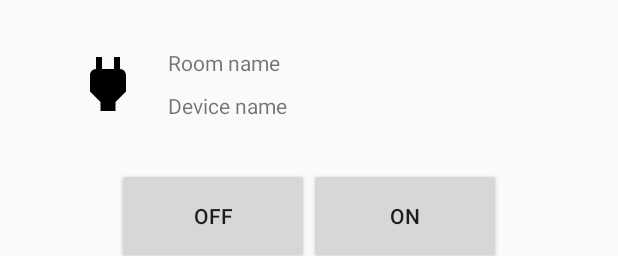
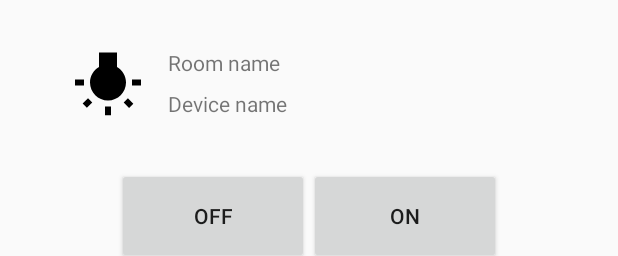
Before and after one commit to seanhodges/incandescent, an Android app: the layout activity_device_control.xml on its own in the app's theme, with its tools: preview values and no code run, on a phone screen of 412 x 824 dp. Shown: the top 256 px of the screen. Run offline under Robolectric (Android 15) with nearby library versions, the phone set to English and light mode, and no system bars; plain views replace Croller.

Commit message:
Hide the dimmer control for switches and show the device type icon on the control activity

```diff
--- a/feature/src/main/res/layout/activity_device_control.xml
+++ b/feature/src/main/res/layout/activity_device_control.xml
@@ -19,7 +19,7 @@
             android:layout_height="48dp"
             android:layout_marginStart="48dp"
             app:layout_constraintStart_toStartOf="parent"
-            app:srcCompat="@drawable/device_button_socket" />
+            app:srcCompat="@drawable/device_button_lightbulb" />
 
         <TextView
             android:id="@+id/room_info"
@@ -36,12 +36,11 @@
             android:layout_width="0dp"
             android:layout_height="wrap_content"
             android:layout_marginStart="16dp"
+            android:layout_marginTop="8dp"
             android:text="Device name"
-            app:layout_constraintBottom_toBottomOf="@id/device_image"
             app:layout_constraintEnd_toEndOf="parent"
             app:layout_constraintStart_toEndOf="@id/device_image"
-            app:layout_constraintTop_toBottomOf="@id/room_info"
-            app:layout_constraintVertical_bias="1.0" />
+            app:layout_constraintTop_toBottomOf="@id/room_info" />
 
     </androidx.constraintlayout.widget.ConstraintLayout>
 
```
Also changed, not shown: feature/src/main/java/uk/co/seanhodges/incandescent/client/control/DeviceControlActivity.kt (+22 -1 lines).
